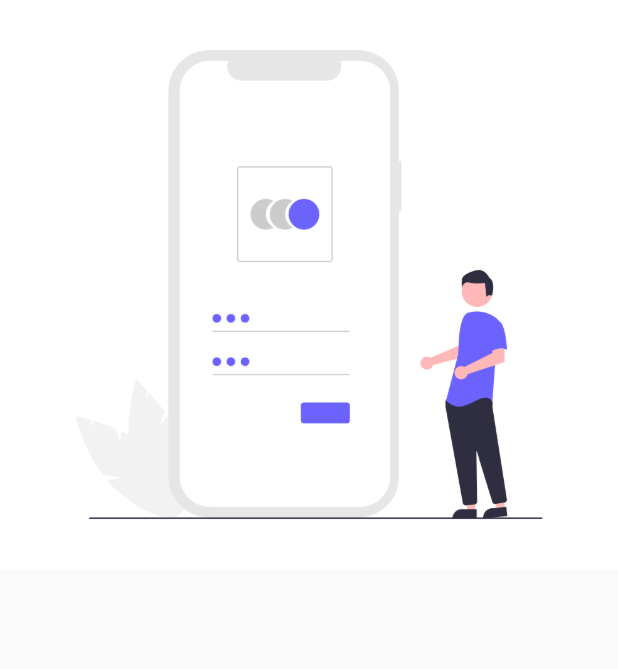
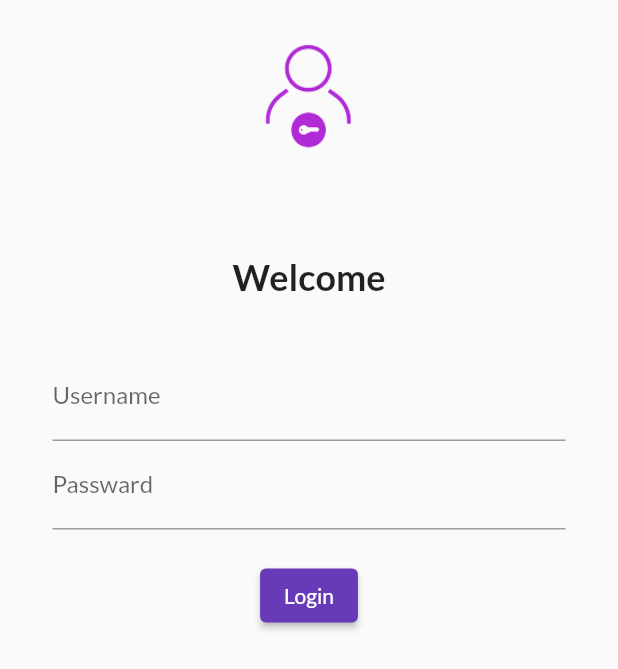
Before and after one commit to UsamaMushtaq16/Flutter, a Flutter app: the screen it shows after launch, on a phone screen of 412 x 824 dp. Shown: the top 669 px of the screen. Run offline on Flutter 3.47's test engine with Material 2 defaults, Android fonts, the phone set to English and light mode, and no system bars; our stand-ins replace google_fonts.

Commit message:
Third Commit

```diff
--- a/lib/Screens/Login.dart
+++ b/lib/Screens/Login.dart
@@ -8,7 +8,49 @@ class Login extends StatelessWidget {
     return Material(
         child: Column(
       children: [
-        Image.asset("assets/images/login_img.png"),
+        Image.asset(
+          "assets/images/login_img.png",
+          height: 150,
+        ),
+        SizedBox(
+          height: 20,
+        ),
+        Text(
+          "Welcome",
+          style: TextStyle(
+            fontSize: 24,
+            fontWeight: FontWeight.bold,
+          ),
+        ),
+        SizedBox(
+          height: 20,
+        ),
+        Padding(
+          padding: const EdgeInsets.symmetric(vertical: 16.0, horizontal: 35.0),
+          child: Column(children: [
+            TextFormField(
+              decoration: InputDecoration(
+                hintText: 'Enter username',
+                labelText: 'Username',
+              ),
+            ),
+            TextFormField(
+              obscureText: true,
+              decoration: InputDecoration(
+                hintText: 'Enter passward',
+                labelText: 'Passward',
+              ),
+            ),
+            SizedBox(
+              height: 20,
+            ),
+            ElevatedButton(
+              onPressed: () {},
+              child: Text("Login"),
+              style: TextButton.styleFrom(),
+            ),
+          ]),
+        )
       ],
     ));
   }
--- a/lib/main.dart
+++ b/lib/main.dart
@@ -1,6 +1,8 @@
 import 'package:flutter/material.dart';
+import 'package:google_fonts/google_fonts.dart';
 import 'package:project/Screens/Home.dart';
 import 'package:project/Screens/Login.dart';
+// import 'package:google_fonts/google_fonts.dart';
 
 void main() {
   runApp(const MyApp());
@@ -11,6 +13,11 @@ class MyApp extends StatelessWidget {
   @override
   Widget build(BuildContext context) {
     return MaterialApp(
+        themeMode: ThemeMode.light,
+        theme: ThemeData(
+          primarySwatch: Colors.deepPurple,
+          fontFamily: GoogleFonts.lato().fontFamily,
+        ),
         debugShowCheckedModeBanner: false,
         // home: Home(),
 
--- a/pubspec.yaml
+++ b/pubspec.yaml
@@ -34,6 +34,7 @@ dependencies:
   # The following adds the Cupertino Icons font to your application.
   # Use with the CupertinoIcons class for iOS style icons.
   cupertino_icons: ^1.0.2
+  google_fonts: ^2.3.1
 
 dev_dependencies:
   flutter_test:
```
Also changed, not shown: assets/images/login_img.png, pubspec.lock.
